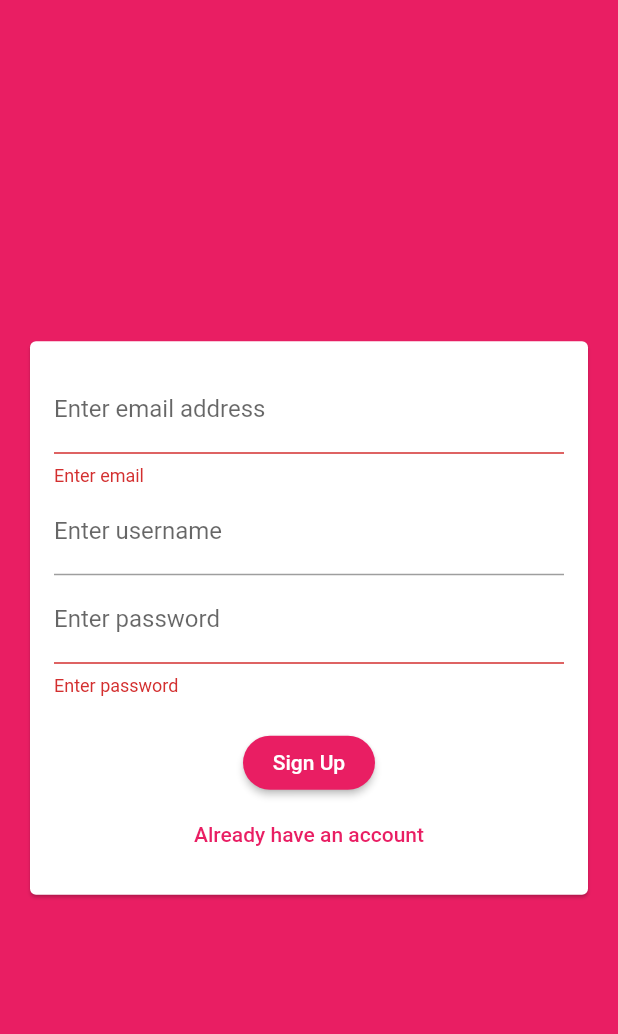
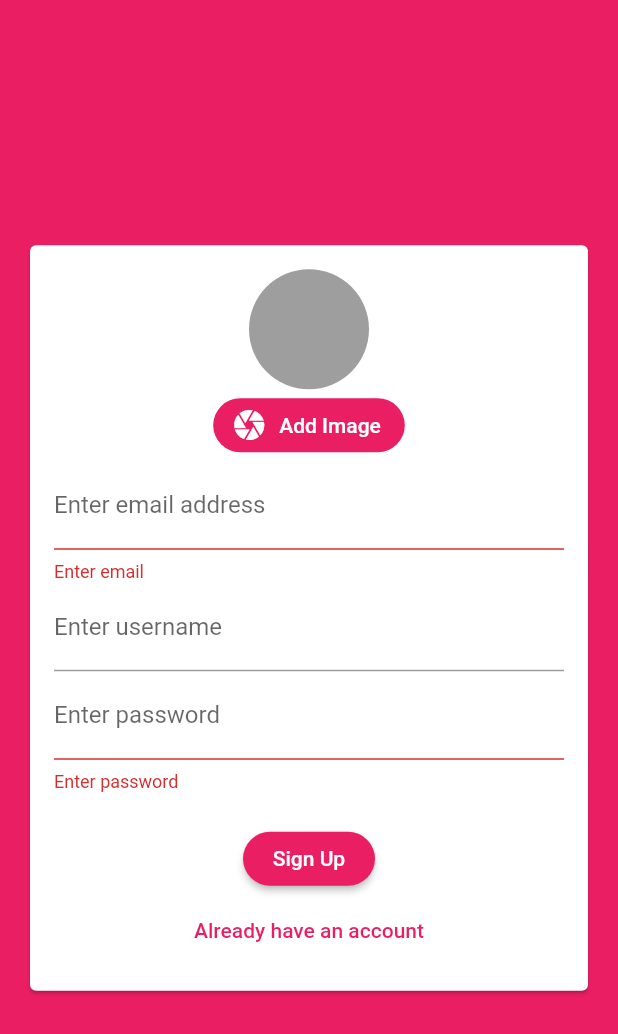
Before and after one commit to Sample-Flutter-Apps/chat_app, a Flutter app: the screen it shows after launch, after a tap on "Login", after a tap on "Create new account", on a phone screen of 412 x 824 dp. Shown: the top 1034 px of the screen. Run offline on Flutter 3.47's test engine with Material 2 defaults, Android fonts, the phone set to English and light mode, and no system bars; our stand-ins replace cloud_firestore, firebase_auth, firebase_storage, image_picker; accounts and stored records are empty.

Commit message:
User Image

```diff
--- a/lib/screens.dart/chat_screen.dart
+++ b/lib/screens.dart/chat_screen.dart
@@ -24,7 +24,7 @@ class ChatScreen extends StatelessWidget {
                         SizedBox(
                           width: 10,
                         ),
-                        Text('logoiut'),
+                        Text('Logout'),
                       ],
                     ),
                   ),
--- a/lib/widgets/auth_form.dart
+++ b/lib/widgets/auth_form.dart
@@ -1,3 +1,6 @@
+import 'dart:io';
+
+import 'package:chat_app/widgets/user_image_picker.dart';
 import 'package:flutter/material.dart';
 
 class AuthForm extends StatefulWidget {
@@ -17,6 +20,11 @@ class _AuthFormState extends State<AuthForm> {
   String _email = '';
   String _password = '';
   String _username = '';
+  File _pickedImage;
+
+  void _pickImage(File pickedImageFile) {
+    _pickedImage = pickedImageFile;
+  }
 
   void _trySubmit() {
     //Run validator for all the fields
@@ -25,15 +33,19 @@ class _AuthFormState extends State<AuthForm> {
     //To remove focus from keyboard
     FocusScope.of(context).unfocus();
 
+    if(_pickedImage == null && !_isLogin){
+        Scaffold.of(context).showSnackBar(SnackBar(
+          content: Text('Please pick an image'),
+          backgroundColor: Theme.of(context).errorColor,
+        ));
+        return;
+      }
+
     if (isValid) {
       //Runs save on all the fields
       _formKey.currentState.save();
 
-      print(_email);
-      print(_username);
-      print(_password);
-
-      widget.submitForm(_email, _password, _username, _isLogin, context);
+      widget.submitForm(_email, _password, _username, _isLogin, context,_pickedImage);
     }
   }
 
@@ -50,6 +62,7 @@ class _AuthFormState extends State<AuthForm> {
               child: Column(
                 mainAxisSize: MainAxisSize.min,
                 children: <Widget>[
+                  if (!_isLogin) UserImagePicker(_pickImage),
                   TextFormField(
                     key: ValueKey('email'),
                     keyboardType: TextInputType.emailAddress,
--- a/lib/widgets/messages.dart
+++ b/lib/widgets/messages.dart
@@ -19,7 +19,9 @@ class Messages extends StatelessWidget {
                 .snapshots(),
             builder: (ctx, chatSnapshot) {
               if (chatSnapshot.connectionState == ConnectionState.waiting) {
-                return CircularProgressIndicator();
+                return Center(
+                  child: CircularProgressIndicator(),
+                );
               } else {
                 final chatDocs = chatSnapshot.data.documents;
                 return ListView.builder(
@@ -31,6 +33,7 @@ class Messages extends StatelessWidget {
                       message: chatDocs[index]['text'],
                       isMe: chatDocs[index]['userId'] == userSnapshot.data.uid,
                       username: chatDocs[index]['username'],
+                      userImage: chatDocs[index]['userImage'],
                     );
                   },
                 );
--- a/lib/widgets/new_message.dart
+++ b/lib/widgets/new_message.dart
@@ -14,12 +14,16 @@ class _NewMessageState extends State<NewMessage> {
   void _sendMessage() async {
     FocusScope.of(context).unfocus();
     final user = await FirebaseAuth.instance.currentUser();
-    final userDetails = await Firestore.instance.collection('users').document(user.uid).get();
+    final userDetails =
+        await Firestore.instance.collection('users').document(user.uid).get();
+
+    print(userDetails['imageUrl']);
     Firestore.instance.collection('chats').add({
       'text': _enteredMessage,
       'createdAt': DateTime.now(),
       'userId': user.uid,
       'username': userDetails['username'],
+      'userImage': userDetails['imageUrl'],
     });
     _textController.clear();
   }
--- /dev/null
+++ b/lib/widgets/user_image_picker.dart
@@ -0,0 +1,49 @@
+import 'dart:io';
+
+import 'package:flutter/material.dart';
+import 'package:image_picker/image_picker.dart';
+
+class UserImagePicker extends StatefulWidget {
+  final Function setPickedImage;
+
+  UserImagePicker(this.setPickedImage);
+
+  @override
+  _UserImagePickerState createState() => _UserImagePickerState();
+}
+
+class _UserImagePickerState extends State<UserImagePicker> {
+  File _pickedImage;
+
+  void _pickImage() async {
+    final _pickedImageFile = await ImagePicker.pickImage(
+      source: ImageSource.camera,
+      imageQuality: 50,
+      maxWidth: 150,
+    );
+    setState(() {
+      _pickedImage = _pickedImageFile;
+    });
+    widget.setPickedImage(_pickedImage);
+  }
+
+  @override
+  Widget build(BuildContext context) {
+    return Column(
+      children: <Widget>[
+        CircleAvatar(
+          backgroundColor: Colors.grey,
+          radius: 40,
+          backgroundImage:
+              _pickedImage != null ? FileImage(_pickedImage) : null,
+        ),
+        FlatButton.icon(
+          color: Theme.of(context).primaryColor,
+          icon: Icon(Icons.camera),
+          onPressed: _pickImage,
+          label: Text('Add Image'),
+        )
+      ],
+    );
+  }
+}
--- a/pubspec.yaml
+++ b/pubspec.yaml
@@ -30,6 +30,8 @@ dependencies:
   cupertino_icons: ^0.1.3
   cloud_firestore: ^0.13.7
   firebase_auth: ^0.16.1
+  image_picker: ^0.6.5+3
+  firebase_storage: ^3.1.6
 
 dev_dependencies:
   flutter_test:
```
Also changed, not shown: lib/screens.dart/auth_screen.dart (+17 -5 lines), lib/widgets/message_bubble.dart (+28 -6 lines), pubspec.lock, 1 other file.
